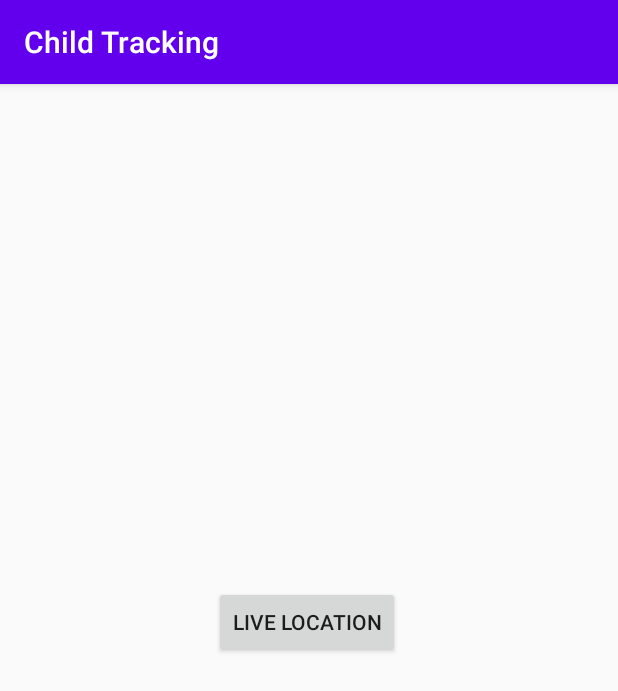
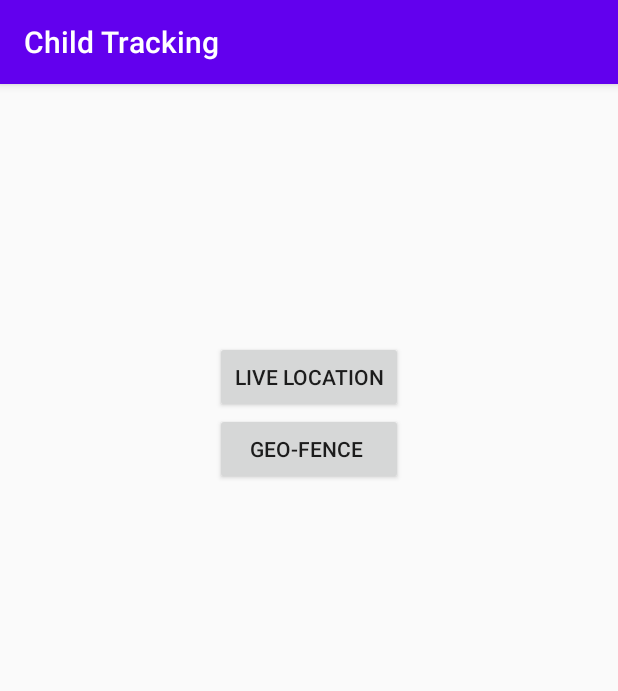
Before and after one commit to RuzaikMh/Child-Tracking, an Android app: the screen it shows after launch (MainActivity), on a phone screen of 412 x 824 dp. Shown: the top 691 px of the screen. Run offline under Robolectric (Android 15) with nearby library versions, the phone set to English and light mode, and no system bars.

Commit message:
Commit "8/31"

```diff
--- a/app/src/main/res/layout/activity_main.xml
+++ b/app/src/main/res/layout/activity_main.xml
@@ -6,18 +6,35 @@
     android:layout_height="match_parent"
     tools:context=".MainActivity">
 
-    <Button
-        android:id="@+id/button"
-        android:layout_width="wrap_content"
-        android:layout_height="wrap_content"
-        android:layout_marginStart="160dp"
-        android:layout_marginTop="316dp"
-        android:layout_marginEnd="163dp"
-        android:layout_marginBottom="367dp"
-        android:onClick="btnLiveLocation"
-        android:text="Live Location"
+    <LinearLayout
+        android:layout_width="125dp"
+        android:layout_height="508dp"
+        android:layout_marginStart="1dp"
+        android:layout_marginTop="1dp"
+        android:layout_marginEnd="1dp"
+        android:layout_marginBottom="1dp"
+        android:orientation="vertical"
         app:layout_constraintBottom_toBottomOf="parent"
         app:layout_constraintEnd_toEndOf="parent"
         app:layout_constraintStart_toStartOf="parent"
-        app:layout_constraintTop_toTopOf="parent" />
+        app:layout_constraintTop_toTopOf="parent"
+        app:layout_constraintVertical_bias="0.66">
+
+        <Button
+            android:id="@+id/button"
+            android:layout_width="match_parent"
+            android:layout_height="wrap_content"
+            android:onClick="btnLiveLocation"
+            android:text="Live Location"
+            tools:layout_editor_absoluteX="160dp"
+            tools:layout_editor_absoluteY="207dp" />
+
+        <Button
+            android:id="@+id/button2"
+            android:layout_width="match_parent"
+            android:layout_height="wrap_content"
+            android:text="Geo-Fence "
+            tools:layout_editor_absoluteX="144dp"
+            tools:layout_editor_absoluteY="33dp" />
+    </LinearLayout>
 </androidx.constraintlayout.widget.ConstraintLayout>
```
Also changed, not shown: app/src/main/java/com/example/childtracking/LiveLocation.java (+28 -31 lines).
